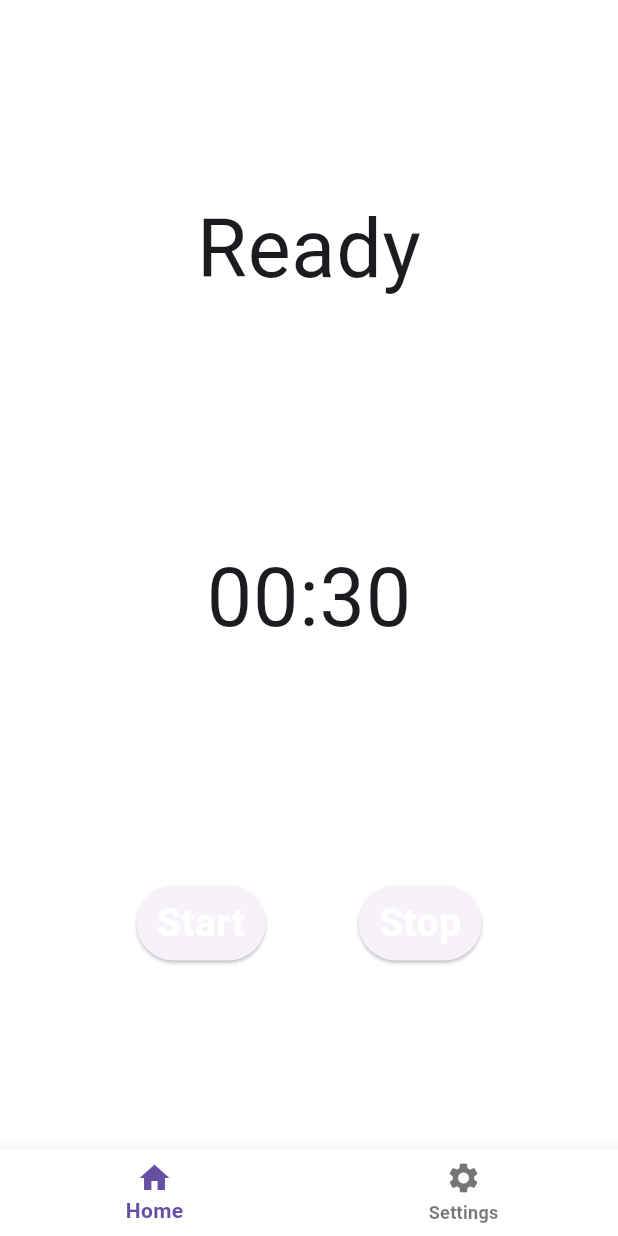
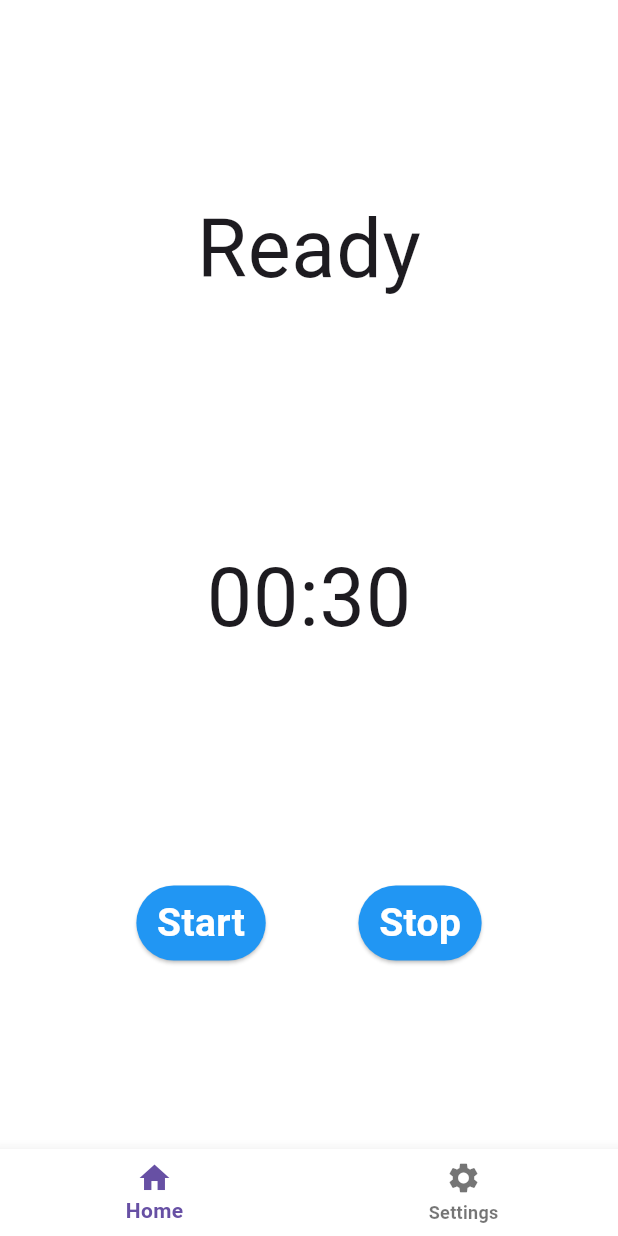
Before and after one commit to op3n-signal/timeroo, a Flutter app: the screen it shows after launch, on a phone screen of 412 x 824 dp. Run offline on Flutter 3.47's test engine with Material 3 defaults, Android fonts, the phone set to English and light mode, and no system bars; our stand-ins replace audioplayers, get.

Commit message:
update flutter v

```diff
--- a/lib/utility/themes.dart
+++ b/lib/utility/themes.dart
@@ -3,18 +3,21 @@ import 'package:flutter/material.dart';
 class Themes {
   static const _TextTheme = TextTheme(
     bodyLarge: TextStyle(fontSize: 54.0, fontWeight: FontWeight.normal),
-      bodyMedium: TextStyle(fontSize: 26.0, fontWeight: FontWeight.bold, color: Colors.white),
+    bodyMedium: TextStyle(
+        fontSize: 26.0, fontWeight: FontWeight.bold, color: Colors.white),
     bodySmall: TextStyle(fontSize: 12.0),
     labelLarge: TextStyle(fontSize: 26.0),
   );
-
 
   static final light = ThemeData(
       brightness: Brightness.light,
       primaryColor: Colors.green,
       scaffoldBackgroundColor: Colors.white,
       textTheme: _TextTheme,
-  );
+      elevatedButtonTheme: ElevatedButtonThemeData(style: ButtonStyle(
+          backgroundColor: WidgetStateProperty.resolveWith((states) {
+        return Colors.blue;
+      }))));
 
   static final dark = ThemeData(
     brightness: Brightness.dark,
--- a/lib/widgets/shared/button.dart
+++ b/lib/widgets/shared/button.dart
@@ -12,6 +12,7 @@ class ControlButton extends StatelessWidget {
     return Container(
       height: 50,
       child: ElevatedButton(
+        style: Theme.of(context).elevatedButtonTheme.style,
         onPressed: () {
           if(this._context != null)
             this._method!(this._context);
--- a/pubspec.yaml
+++ b/pubspec.yaml
@@ -8,7 +8,7 @@ publish_to: 'none' # Remove this line if you wish to publish to pub.dev
 version: 1.1.0+6
 
 environment:
-  sdk: ">=2.12.0 <3.0.0"
+  sdk: ">=3.5.0 <4.0.0"
 
 dependencies:
   flutter:
@@ -17,9 +17,9 @@ dependencies:
 
   # The following adds the Cupertino Icons font to your application.
   # Use with the CupertinoIcons class for iOS style icons.
-  cupertino_icons: ^1.0.5
+  cupertino_icons: ^1.0.8
   audioplayers: ^5.2.1
-  get: ^4.6.5
+  get: ^4.7.2
 
 dev_dependencies:
   flutter_test:
```
Also changed, not shown: pubspec.lock, 7 other files. Lines whose indentation alone changed are shown as unchanged.
